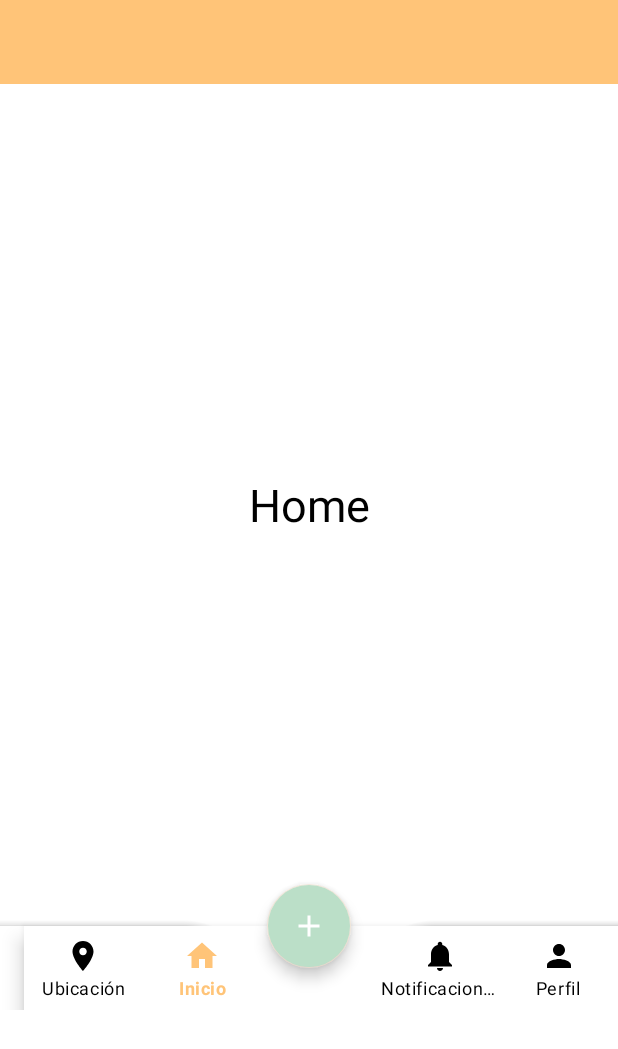
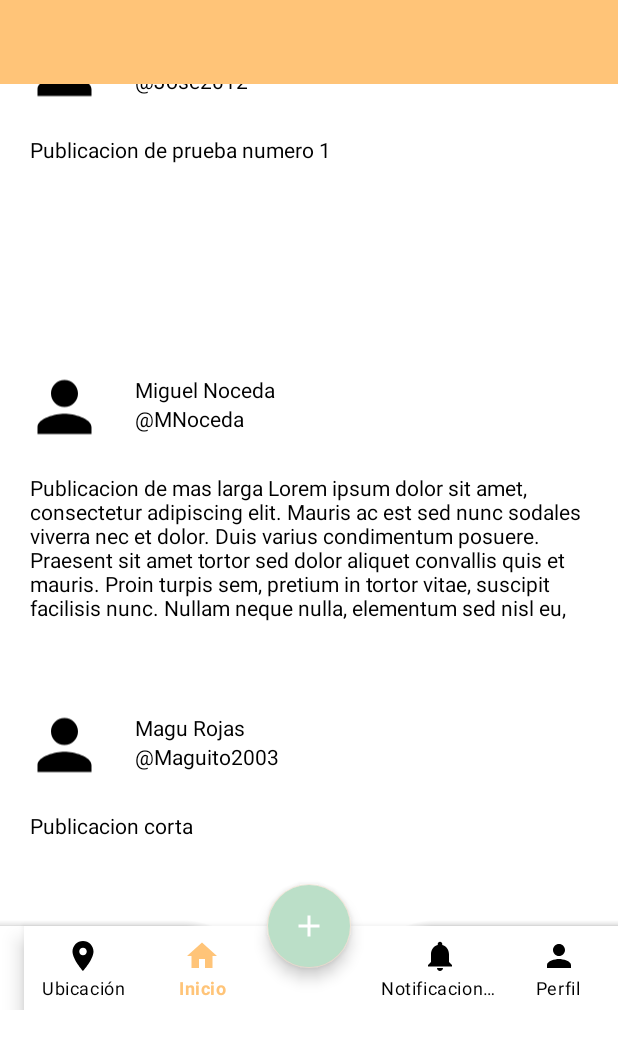
Before and after one commit to CarolinaAdrianaHidalgoAvila/AQUI_ESTOY_MOVIL, an Android app: the screen it shows after launch (MainActivity), on a phone screen of 412 x 824 dp. Shown: the top 1049 px of the screen. Run offline under Robolectric (Android 15) with nearby library versions, the light colour scheme and no system bars; our stand-ins replace navigation-ui.

Commit message:
Added a Recycler view for mockup data

```diff
--- a/app/src/main/java/com/example/aqui_estoy/HomeFragment.kt
+++ b/app/src/main/java/com/example/aqui_estoy/HomeFragment.kt
@@ -1,21 +1,47 @@
 package com.example.aqui_estoy
 
+import android.app.Activity
 import android.os.Bundle
 import androidx.fragment.app.Fragment
 import android.view.LayoutInflater
 import android.view.View
 import android.view.ViewGroup
+import androidx.fragment.app.FragmentActivity
+import androidx.navigation.ui.NavigationUI
+import androidx.recyclerview.widget.LinearLayoutManager
+import androidx.recyclerview.widget.RecyclerView
 
 
 class HomeFragment : Fragment() {
 
-
+    private lateinit var publicationRecyclerView: RecyclerView
     override fun onCreateView(
         inflater: LayoutInflater, container: ViewGroup?,
         savedInstanceState: Bundle?
+
     ): View? {
+        val view: View = inflater.inflate(R.layout.fragment_home, container, false)
+        //Get all publications
+        val publicationRecyclerView = view.findViewById<RecyclerView>(R.id.recyclerView_publications)
+
+        val publication_list = arrayListOf<Publication>(
+            Publication("Jose Herrera", "@Jose2012", "Publicacion de prueba numero 1"),
+            Publication("Miguel Noceda", "@MNoceda", "Publicacion de mas larga Lorem ipsum dolor sit amet, consectetur adipiscing elit. Mauris ac est sed nunc sodales viverra nec et dolor. Duis varius condimentum posuere. Praesent sit amet tortor sed dolor aliquet convallis quis et mauris. Proin turpis sem, pretium in tortor vitae, suscipit facilisis nunc. Nullam neque nulla, elementum sed nisl eu, "),
+            Publication("Magu Rojas", "@Maguito2003", "Publicacion corta "),
+            Publication("Maria Holguera", "@La_Maria", "Otra Prueba"),
+        )
+
+        val linearLayoutManager = LinearLayoutManager(container!!.context)
+
+        linearLayoutManager.orientation = LinearLayoutManager.VERTICAL
+        publicationRecyclerView.layoutManager = linearLayoutManager
+
+        val act: FragmentActivity = requireActivity()
+
+        publicationRecyclerView.adapter = PublicationListAdapter(publication_list, act)
+
         // Inflate the layout for this fragment
-        return inflater.inflate(R.layout.fragment_home, container, false)
+        return view
     }
 
 }
--- a/app/src/main/java/com/example/aqui_estoy/MainActivity.kt
+++ b/app/src/main/java/com/example/aqui_estoy/MainActivity.kt
@@ -7,6 +7,8 @@ import androidx.appcompat.app.AppCompatActivity
 import androidx.navigation.NavController
 import androidx.navigation.ui.NavigationUI.setupWithNavController
 import androidx.navigation.fragment.NavHostFragment
+import androidx.recyclerview.widget.LinearLayoutManager
+import androidx.recyclerview.widget.RecyclerView
 import com.example.aqui_estoy.R
 import com.google.android.material.bottomnavigation.BottomNavigationView
 import java.security.AccessController
@@ -15,6 +17,7 @@ import java.security.AccessController
 class MainActivity : AppCompatActivity() {
     private lateinit var navController: NavController
 
+
     override fun onCreate(savedInstanceState: Bundle?) {
         super.onCreate(savedInstanceState)
         setContentView(R.layout.activity_main)
@@ -22,7 +25,10 @@ class MainActivity : AppCompatActivity() {
         val navHostFragment = supportFragmentManager.findFragmentById(R.id.mainContainer)as NavHostFragment
         navController = navHostFragment.navController
         val bottomNavigationView=findViewById<BottomNavigationView>(R.id.bottomNavigationView)
+
         setupWithNavController(bottomNavigationView, navController)
+
+
     }
 
 }
--- /dev/null
+++ b/app/src/main/java/com/example/aqui_estoy/Publication.kt
@@ -0,0 +1,3 @@
+package com.example.aqui_estoy
+
+data class Publication (val username: String, val usertag: String, val publication: String)
--- /dev/null
+++ b/app/src/main/java/com/example/aqui_estoy/PublicationListAdapter.kt
@@ -0,0 +1,30 @@
+package com.example.aqui_estoy
+
+import android.app.Activity
+import android.view.LayoutInflater
+import android.view.View
+import android.view.ViewGroup
+import android.widget.TextView
+import androidx.recyclerview.widget.RecyclerView
+
+class PublicationListAdapter(val list: List<Publication>, recyclerViewActivity: Activity) : RecyclerView.Adapter<RecyclerView.ViewHolder>() {
+    override fun onCreateViewHolder(parent: ViewGroup, viewType: Int): RecyclerView.ViewHolder {
+        val view = LayoutInflater.from(parent.context).inflate(R.layout.publication_row, parent, false)
+        return PublicationListViewHolder(view)
+    }
+
+    class PublicationListViewHolder(view: View) : RecyclerView.ViewHolder(view) {
+
+    }
+
+    override fun getItemCount(): Int {
+        return list.size
+    }
+
+    override fun onBindViewHolder(holder: RecyclerView.ViewHolder, position: Int) {
+        val item = list.get(position)
+        holder.itemView.findViewById<TextView>(R.id.textView_username).text = item.username
+        holder.itemView.findViewById<TextView>(R.id.textView_usertag).text = item.usertag
+        holder.itemView.findViewById<TextView>(R.id.textView_publication).text = item.publication
+    }
+}
--- a/app/src/main/res/layout/activity_main.xml
+++ b/app/src/main/res/layout/activity_main.xml
@@ -5,6 +5,7 @@
     android:layout_width="match_parent"
     android:layout_height="wrap_content"
     tools:context=".MainActivity">
+
     <fragment
         android:id="@+id/mainContainer"
         android:name="androidx.navigation.fragment.NavHostFragment"
@@ -37,7 +38,7 @@
     <com.google.android.material.floatingactionbutton.FloatingActionButton
         android:id="@+id/Add_button"
         android:layout_width="wrap_content"
-        android:layout_height="wrap_content"
+        android:layout_height="80dp"
         android:backgroundTint="@color/teal_200"
         android:src="@drawable/baseline_add_24"
         app:layout_anchor="@id/bottomAppBar"
--- a/app/src/main/res/layout/fragment_home.xml
+++ b/app/src/main/res/layout/fragment_home.xml
@@ -7,13 +7,10 @@
 
     <!-- TODO: Update blank fragment layout -->
 
-    <TextView
+    <androidx.recyclerview.widget.RecyclerView
+        android:id="@+id/recyclerView_publications"
         android:layout_width="match_parent"
-        android:layout_height="match_parent"
-        android:gravity="center"
-        android:text="Home"
-        android:textColor="@color/black"
-        android:textSize="30sp" />
+        android:layout_height="match_parent" />
 
     <androidx.appcompat.widget.Toolbar
         android:id="@+id/toolbar"
--- /dev/null
+++ b/app/src/main/res/layout/publication_row.xml
@@ -0,0 +1,61 @@
+<?xml version="1.0" encoding="utf-8"?>
+<LinearLayout
+    xmlns:android="http://schemas.android.com/apk/res/android"
+    xmlns:app="http://schemas.android.com/apk/res-auto"
+    xmlns:tools="http://schemas.android.com/tools"
+    android:layout_width="match_parent"
+    android:layout_height="225dp"
+    android:orientation="vertical"
+    tools:layout_editor_absoluteX="0dp"
+    tools:layout_editor_absoluteY="-166dp">
+
+    <LinearLayout
+        android:layout_width="match_parent"
+        android:layout_height="90dp"
+        android:orientation="horizontal">
+
+        <ImageView
+            android:id="@+id/imageView_profilePicture"
+            android:layout_width="54dp"
+            android:layout_height="60dp"
+            android:layout_marginStart="16dp"
+            android:layout_marginLeft="20dp"
+            android:layout_marginTop="16dp"
+            android:layout_marginRight="20dp"
+            app:srcCompat="@drawable/baseline_person_24"
+            tools:srcCompat="@tools:sample/avatars" />
+
+        <LinearLayout
+            android:layout_width="match_parent"
+            android:layout_height="88dp"
+            android:gravity="center"
+            android:orientation="vertical">
+
+            <TextView
+                android:id="@+id/textView_username"
+                android:layout_width="match_parent"
+                android:layout_height="wrap_content"
+                android:layout_marginLeft="20dp"
+                android:layout_marginRight="20dp"
+                android:text="TextView" />
+
+            <TextView
+                android:id="@+id/textView_usertag"
+                android:layout_width="match_parent"
+                android:layout_height="wrap_content"
+                android:layout_marginLeft="20dp"
+                android:layout_marginRight="20dp"
+                android:text="TextView" />
+        </LinearLayout>
+
+    </LinearLayout>
+
+    <TextView
+        android:id="@+id/textView_publication"
+        android:layout_width="386dp"
+        android:layout_height="wrap_content"
+        android:layout_marginLeft="20dp"
+        android:layout_marginRight="20dp"
+        android:text="TextView" />
+
+</LinearLayout>
```
